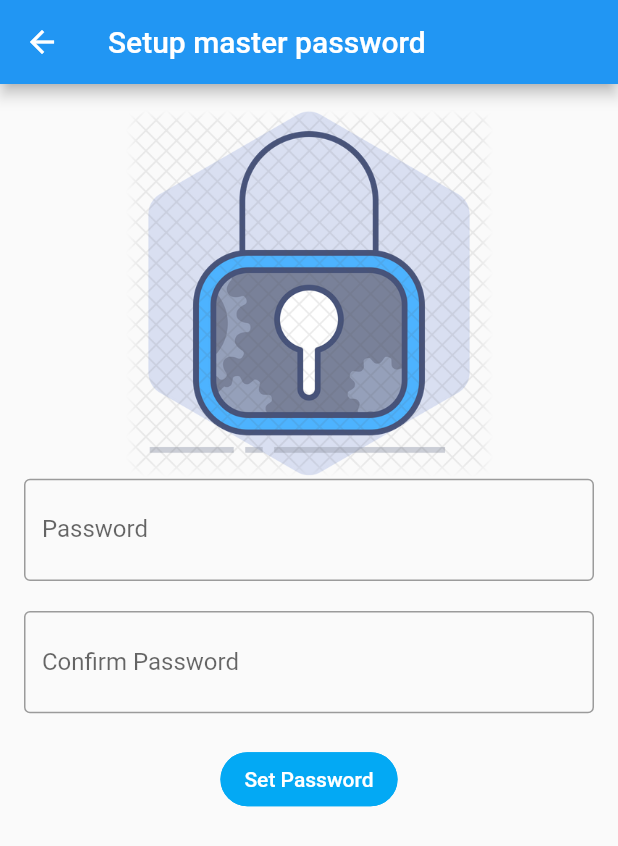
After one commit to tanvir-ahmod/password_manager, a Flutter app: the SetupMasterPassword screen opened by its route, on a phone screen of 412 x 824 dp. The commit adds this screen. Shown: the top 846 px of the screen. Run offline on Flutter 3.47's test engine with Material 2 defaults, Android fonts, the phone set to English and light mode, and no system bars; our stand-ins replace google_fonts.

Commit message:
Add master password setup UI

```diff
--- a/lib/ui/home.dart
+++ b/lib/ui/home.dart
@@ -1,6 +1,7 @@
 import 'package:flutter/cupertino.dart';
 import 'package:flutter/material.dart';
 import 'package:google_fonts/google_fonts.dart';
+import 'package:password_manager/utils/app_router.dart';
 
 class Home extends StatelessWidget {
   @override
@@ -43,6 +44,10 @@ class Home extends StatelessWidget {
             ),
             ElevatedButton(
                 child: Text("Get Started"),
+                onPressed: () {
+                  Navigator.pushNamedAndRemoveUntil(
+                      context, SetupMasterPasswordRoute, (r) => false);
+                },
                 style: ButtonStyle(
                     foregroundColor:
                         MaterialStateProperty.all<Color>(Colors.white),
--- /dev/null
+++ b/lib/ui/setup_master_password.dart
@@ -0,0 +1,107 @@
+import 'package:flutter/cupertino.dart';
+import 'package:flutter/material.dart';
+
+class SetupMasterPassword extends StatefulWidget {
+  @override
+  _SetupMasterPasswordState createState() => _SetupMasterPasswordState();
+}
+
+class _SetupMasterPasswordState extends State<SetupMasterPassword> {
+  bool _isPasswordHidden = true;
+  bool _isConfirmPasswordHidden = true;
+
+  @override
+  Widget build(BuildContext context) {
+    var size = MediaQuery.of(context).size;
+    final focus = FocusNode();
+
+    return Scaffold(
+      appBar: AppBar(title: Text("Setup master password")),
+      body: SingleChildScrollView(
+        child: Column(
+          children: [
+            Padding(
+              padding: const EdgeInsets.only(top: 16.0),
+              child: Image.asset(
+                "assets/images/password_setup.png",
+                height: size.height * 0.3,
+              ),
+            ),
+            Padding(
+              padding: const EdgeInsets.only(left: 16.0, right: 16.0),
+              child: TextField(
+                textInputAction: TextInputAction.next,
+                obscureText: _isPasswordHidden,
+                onSubmitted: (v) {
+                  FocusScope.of(context).requestFocus(focus);
+                },
+                decoration: InputDecoration(
+                  labelText: 'Password',
+                  border: OutlineInputBorder(),
+                  suffix: InkWell(
+                    onTap: () {
+                      setState(() {
+                        _isPasswordHidden = !_isPasswordHidden;
+                      });
+                    },
+                    child: Icon(
+                      _isPasswordHidden
+                          ? Icons.visibility_off
+                          : Icons.visibility,
+                    ),
+                  ),
+                ),
+              ),
+            ),
+            SizedBox(
+              height: 20,
+            ),
+            Padding(
+              padding: const EdgeInsets.only(left: 16.0, right: 16.0),
+              child: TextField(
+                focusNode: focus,
+                obscureText: _isConfirmPasswordHidden,
+                decoration: InputDecoration(
+                  labelText: 'Confirm Password',
+                  border: OutlineInputBorder(),
+                  suffix: InkWell(
+                    onTap: () {
+                      setState(() {
+                        _isConfirmPasswordHidden = !_isConfirmPasswordHidden;
+                      });
+                    },
+                    child: Icon(
+                      _isConfirmPasswordHidden
+                          ? Icons.visibility_off
+                          : Icons.visibility,
+                    ),
+                  ),
+                ),
+              ),
+            ),
+            SizedBox(
+              height: 20,
+            ),
+            ElevatedButton(
+                child: Text("Set Password"),
+                style: ButtonStyle(
+                    foregroundColor:
+                        MaterialStateProperty.all<Color>(Colors.white),
+                    backgroundColor:
+                        MaterialStateProperty.all<Color>(Colors.lightBlue),
+                    shape: MaterialStateProperty.all<RoundedRectangleBorder>(
+                        RoundedRectangleBorder(
+                            borderRadius: BorderRadius.circular(18.0),
+                            side: BorderSide(color: Colors.lightBlue)))))
+          ],
+        ),
+      ),
+    );
+  }
+
+  void _togglePasswordView(bool fieldToToggle) {
+    setState(() {
+      fieldToToggle = !fieldToToggle;
+    });
+  }
+}
--- a/lib/utils/app_router.dart
+++ b/lib/utils/app_router.dart
@@ -1,13 +1,17 @@
 import 'package:flutter/material.dart';
 import 'package:password_manager/ui/home.dart';
+import 'package:password_manager/ui/setup_master_password.dart';
 
 const String HomeRoute = "/";
+const String SetupMasterPasswordRoute = "/setupMasterPassword";
 
 class AppRouter {
   static Route<dynamic> generateRoute(RouteSettings settings) {
     switch (settings.name) {
       case HomeRoute:
         return MaterialPageRoute(builder: (_) => Home());
+      case SetupMasterPasswordRoute:
+        return MaterialPageRoute(builder: (_) => SetupMasterPassword());
       default:
         return MaterialPageRoute(
             builder: (_) => Scaffold(
--- a/pubspec.yaml
+++ b/pubspec.yaml
@@ -49,6 +49,7 @@ flutter:
   # To add assets to your application, add an assets section, like this:
   assets:
      - assets/images/lock_icon.png
+     - assets/images/password_setup.png
 
   # An image asset can refer to one or more resolution-specific "variants", see
   # https://flutter.dev/assets-and-images/#resolution-aware.
```
Also changed, not shown: assets/images/password_setup.png (added).
